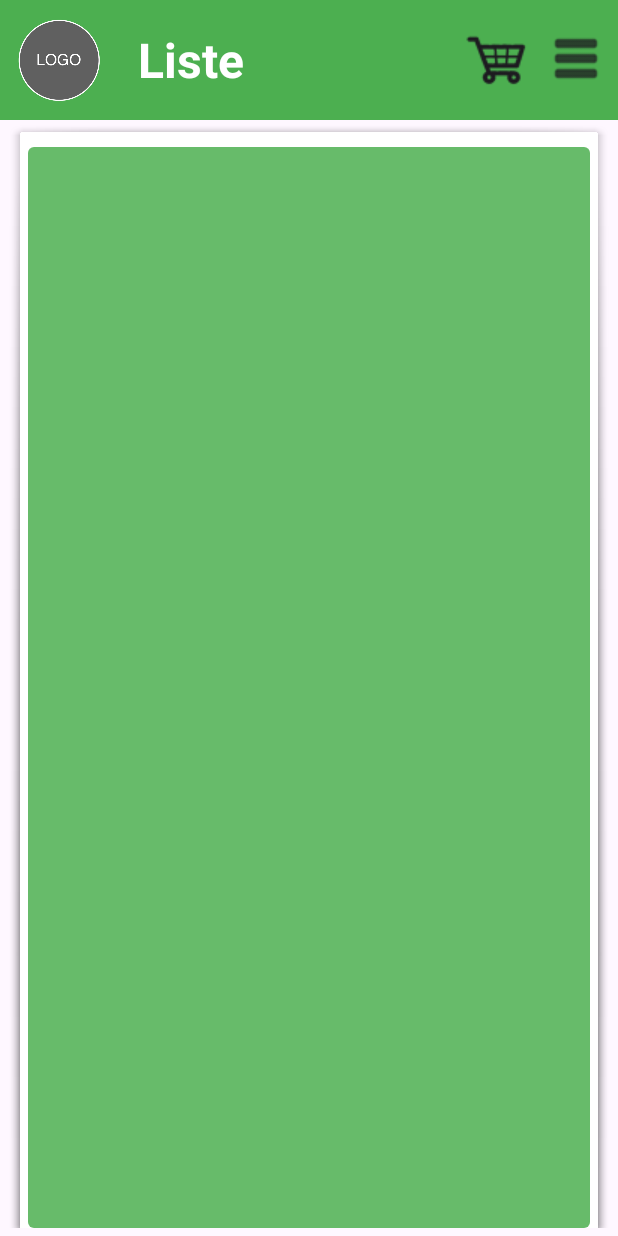
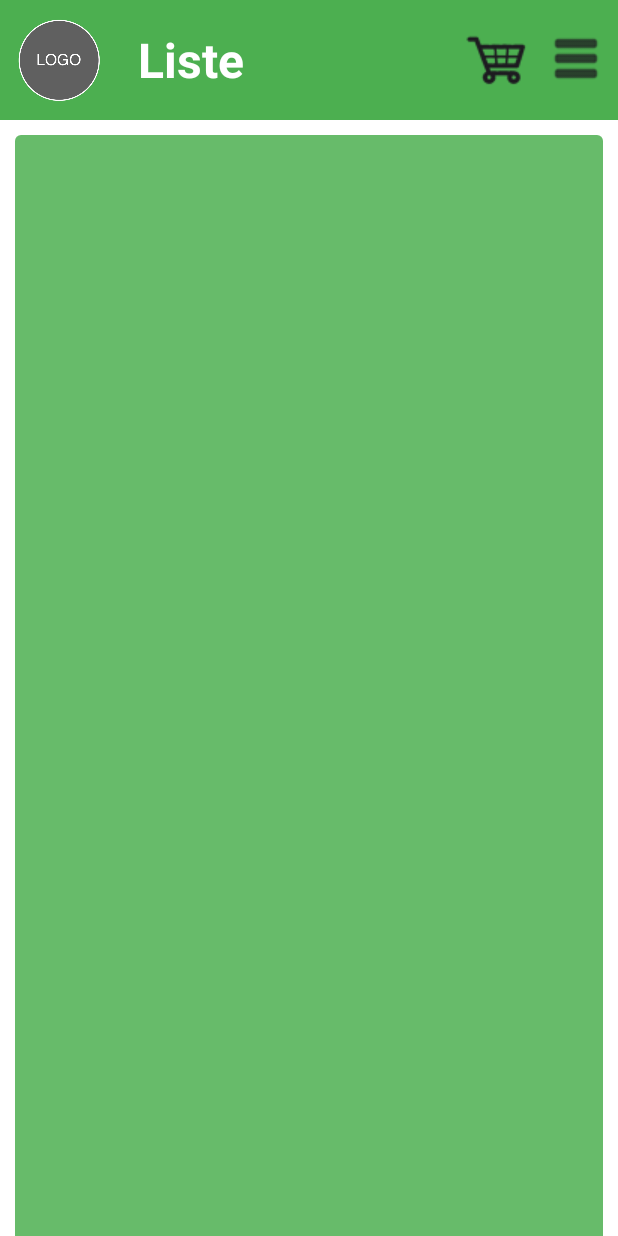
Before and after one commit to WarperSanPlus/PFI-Mobile1, an Android app: the ActivityListe screen opened directly, with no data from a screen before it, on a phone screen of 412 x 824 dp. Run offline under Robolectric (Android 15) with nearby library versions, the light colour scheme and no system bars; our stand-ins replace data binding.

Commit message:
Update 29/11/2023 v2

```diff
--- a/app/src/main/res/layout/activity_liste.xml
+++ b/app/src/main/res/layout/activity_liste.xml
@@ -1,10 +1,12 @@
 <?xml version="1.0" encoding="utf-8"?>
 <layout xmlns:android="http://schemas.android.com/apk/res/android"
     xmlns:app="http://schemas.android.com/apk/res-auto"
-    xmlns:tools="http://schemas.android.com/tools">
+    xmlns:tools="http://schemas.android.com/tools"  >
+
     <androidx.constraintlayout.widget.ConstraintLayout
         android:layout_width="match_parent"
         android:layout_height="match_parent"
+        android:background="?attr/liste_color_bg"
         tools:context=".Activities.ActivityListe">
 
         <include
@@ -15,8 +17,12 @@
             android:layout_width="match_parent"
             android:layout_height="0dp"
             android:layout_marginHorizontal="5dp"
-            android:layout_marginBottom="5dp"
-            android:background="?attr/panelBackground"
+            android:layout_marginStart="10dp"
+            android:layout_marginTop="10dp"
+            android:layout_marginEnd="10dp"
+            android:layout_marginBottom="-10dp"
+            android:background="?attr/popupMenuBackground"
+            android:backgroundTint="?attr/main_color_bg"
             app:layout_constraintBottom_toBottomOf="parent"
             app:layout_constraintEnd_toEndOf="parent"
             app:layout_constraintStart_toStartOf="parent"
@@ -29,8 +35,6 @@
                 android:layout_marginStart="5dp"
                 android:layout_marginTop="10dp"
                 android:layout_marginEnd="5dp"
-                android:background="?attr/popupMenuBackground"
-                android:backgroundTint="?attr/main_color_bg"
                 app:layout_constraintEnd_toEndOf="parent"
                 app:layout_constraintStart_toStartOf="parent"
                 app:layout_constraintTop_toTopOf="parent">
```
